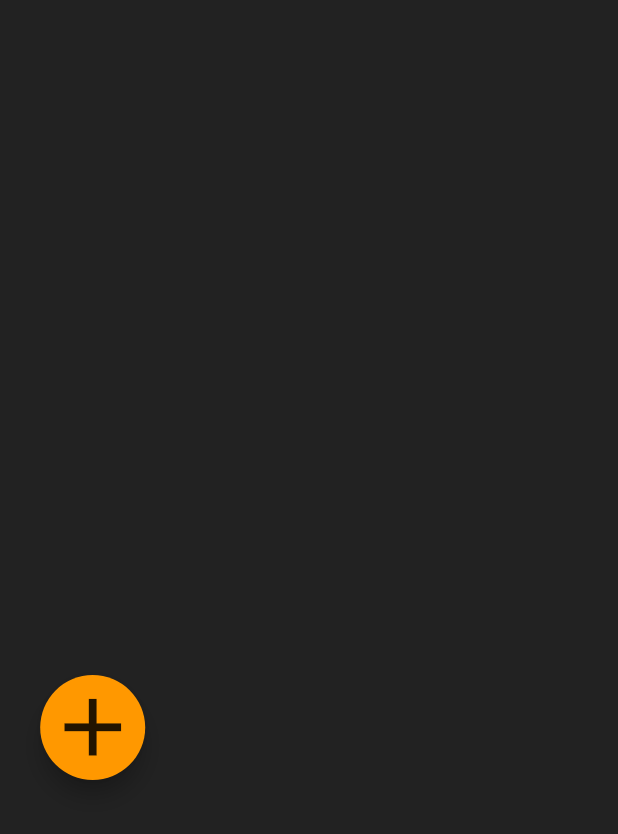
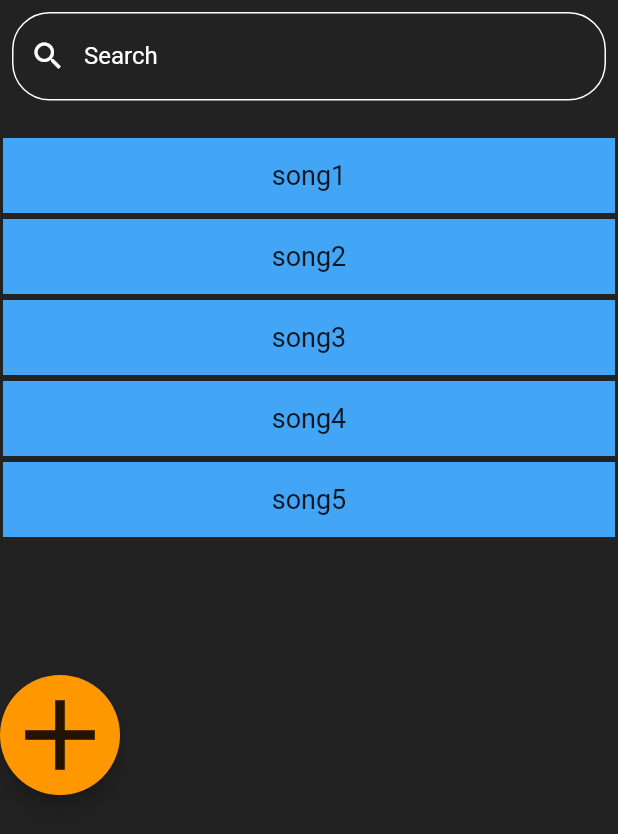
Before and after one commit to kobemhlee/chord_app, a Flutter app: the MySongs screen opened directly, on a phone screen of 412 x 824 dp. Shown: the top 834 px of the screen. Run offline on Flutter 3.47's test engine with Material 2 defaults, Android fonts, the light colour scheme and no system bars; our stand-ins replace audioplayers, getflutter.

Commit message:
// Added search bar feature to "MY SONGS PAGE"

```diff
--- a/lib/mysongspage.dart
+++ b/lib/mysongspage.dart
@@ -13,6 +13,17 @@ class MySongs extends StatefulWidget {
 
 class _MySongs extends State<MySongs> {
 
+  final List<String> duplicateItems = ['song1', 'song2', 'song3', 'song4', 'song5'];
+  var songs = List<String>();
+
+  @override
+  void initState() {
+    songs.addAll(duplicateItems);
+    super.initState();
+  }
+
+  TextEditingController editingController = TextEditingController();
+
   void _goToCreateSongs() {
     setState(() {
       Navigator.push(
@@ -20,6 +31,29 @@ class _MySongs extends State<MySongs> {
         MaterialPageRoute(builder: (context) => CreateSongs(title: 'Create Songs')),
       );
     });
+  }
+
+  void filterSearchResults(String query) {
+    List<String> dummySearchList = List<String>();
+    dummySearchList.addAll(duplicateItems);
+    if(query.isNotEmpty) {
+      List<String> dummyListData = List<String>();
+      dummySearchList.forEach((item) {
+        if(item.contains(query)) {
+          dummyListData.add(item);
+        }
+      });
+      setState(() {
+        songs.clear();
+        songs.addAll(dummyListData);
+      });
+      return;
+    } else {
+      setState(() {
+        songs.clear();
+        songs.addAll(duplicateItems);
+      });
+    }
   }
 
   createKeySelect(BuildContext context) {
@@ -76,19 +110,61 @@ class _MySongs extends State<MySongs> {
       body: Center(
         // Center is a layout widget. It takes a single child and positions it
         // in the middle of the parent.
-        child: Column(
-          //mainAxisAlignment: MainAxisAlignment.end,
-          //crossAxisAlignment: CrossAxisAlignment.start,
+        child: Stack(
           children: <Widget>[
+            Expanded(
+                child: ListView.builder(
+                    padding: EdgeInsets.only(top: 90.0),
+                    itemCount: songs.length,
+                    itemBuilder: (BuildContext context, int index) {
+                      return Container(
+                        height: 50,
+                        margin: EdgeInsets.all(2),
+                        color: Colors.blue[400],
+                        child: Center(
+                            child: Text('${songs[index]}',
+                              style: TextStyle(fontSize: 18),
+                            )
+                        ),
+                      );
+                    }
+                )
+            ),
+            Padding(
+              padding: const EdgeInsets.all(8.0),
+              child: TextField(
+                onChanged: (value) {
+                  filterSearchResults(value);
+                },
+                controller: editingController,
+                decoration: InputDecoration(
+                    labelStyle: TextStyle(color: Colors.white),
+                    labelText: "Search",
+                    hintText: "Search",
+                    prefixIcon: Icon(
+                        Icons.search,
+                        color: Colors.white,
+                    ),
+                    enabledBorder: OutlineInputBorder(
+                        borderSide: BorderSide(color: Colors.white),
+                        borderRadius: BorderRadius.all(Radius.circular(25.0))
+                    ),
+                    focusedBorder: OutlineInputBorder(
+                        borderSide: BorderSide(color: Colors.teal),
+                        borderRadius: BorderRadius.all(Radius.circular(25.0))
+                    )
+                ),
+              ),
+            ),
             Container(
               margin: EdgeInsets.only(top: 450, right: MediaQuery.of(context).size.width*0.7),
-              width: 70,
-              height: 70,
+              width: 80,
+              height: 80,
               child: FloatingActionButton(
                 child: Icon(
-                    Icons.add,
-                    color: Colors.black87,
-                    size: 65,
+                  Icons.add,
+                  color: Colors.black87,
+                  size: 80,
                 ),
                 backgroundColor: Colors.orange,
                 onPressed: () {
```
Also changed, not shown: lib/createpage.dart (+7 -1 lines).
